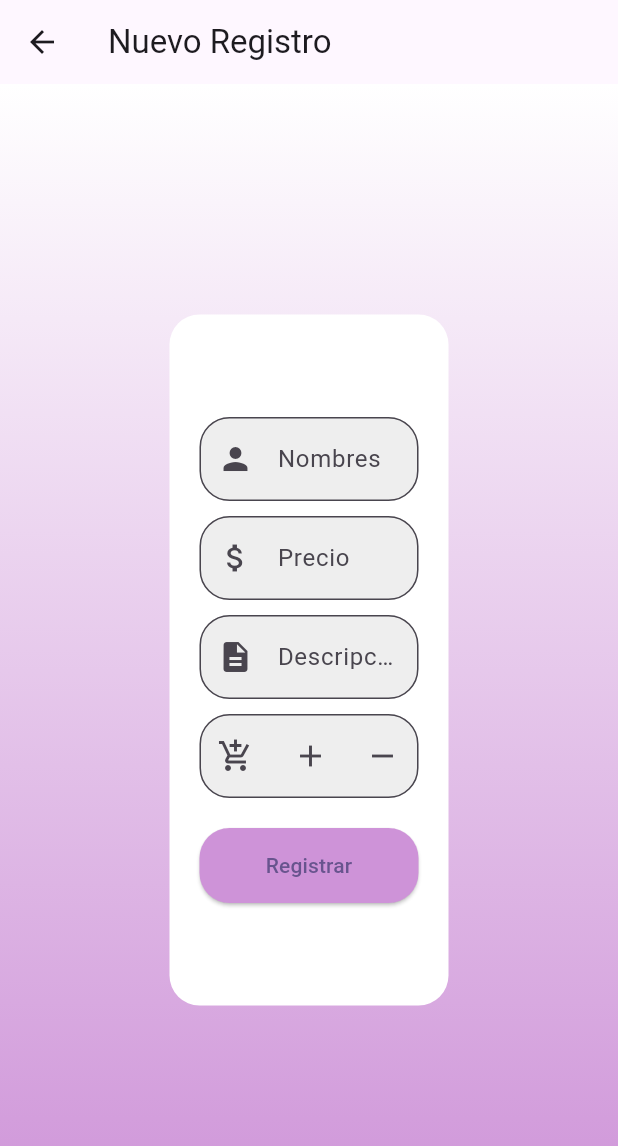
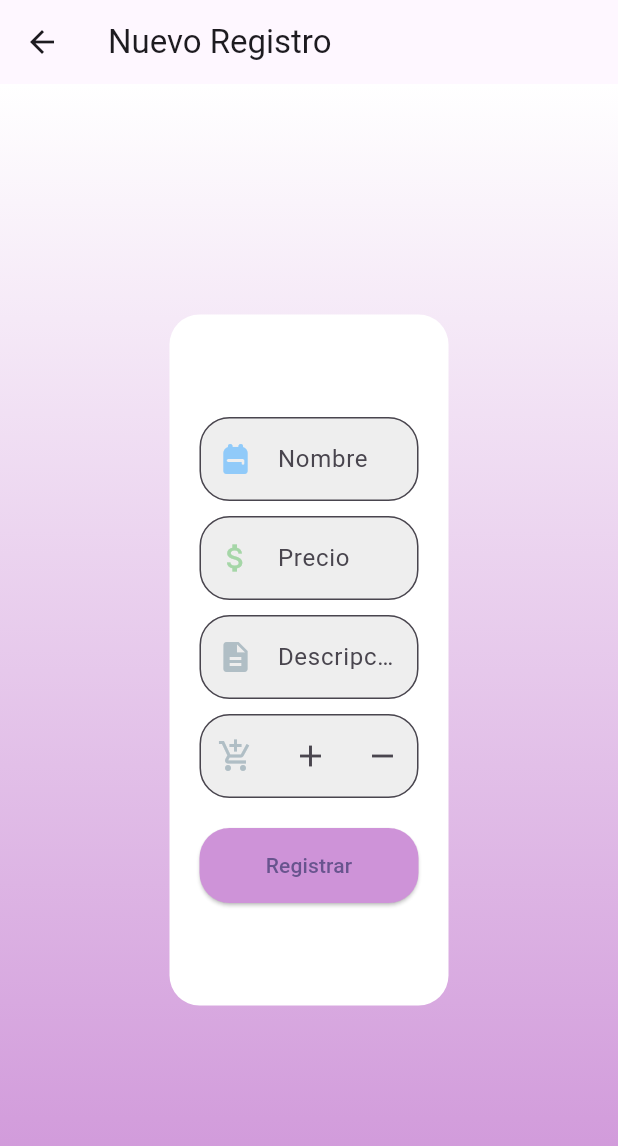
Before and after one commit to joelrod7/inventario, a Flutter app: the Registrar screen opened by its route, on a phone screen of 412 x 824 dp. Shown: the top 1146 px of the screen. Run offline on Flutter 3.47's test engine with Material 2 defaults, Android fonts, the light colour scheme and no system bars; network calls fail.

Commit message:
ajustes visuales

```diff
--- a/lib/components/Registro.dart
+++ b/lib/components/Registro.dart
@@ -70,8 +70,8 @@ class _RegistrarState extends State<Registrar> {
                   TextFormField(
                     controller: cntNombre,
                     decoration: InputDecoration(
-                      labelText: "Nombres",
-                      prefixIcon: Icon(Icons.person),
+                      labelText: "Nombre",
+                      prefixIcon: Icon(Icons.backpack_rounded, color: Colors.blue.shade200,),
                       border: OutlineInputBorder(
                         borderRadius: BorderRadius.circular(20),
                       ),
@@ -89,7 +89,7 @@ class _RegistrarState extends State<Registrar> {
                     controller: cntPrecio,
                     decoration: InputDecoration(
                       labelText: "Precio",
-                      prefixIcon: Icon(Icons.attach_money),
+                      prefixIcon: Icon(Icons.attach_money, color: Colors.green.shade200,),
                       border: OutlineInputBorder(
                         borderRadius: BorderRadius.circular(20),
                       ),
@@ -108,7 +108,7 @@ class _RegistrarState extends State<Registrar> {
                     controller: cntDesc,
                     decoration: InputDecoration(
                       labelText: "Descripción",
-                      prefixIcon: Icon(Icons.description),
+                      prefixIcon: Icon(Icons.description, color: Colors.blueGrey.shade200,),
                       border: OutlineInputBorder(
                         borderRadius: BorderRadius.circular(20),
                       ),
@@ -126,7 +126,7 @@ class _RegistrarState extends State<Registrar> {
                     controller: cntCantidad,
                     decoration: InputDecoration(
                       labelText: "Cantidad",
-                      prefixIcon: Icon(Icons.add_shopping_cart),
+                      prefixIcon: Icon(Icons.add_shopping_cart, color: Colors.blueGrey.shade200),
                       border: OutlineInputBorder(
                         borderRadius: BorderRadius.circular(20),
                       ),
```
Also changed, not shown: lib/components/Editar.dart (+5 -5 lines), lib/components/Principal.dart (+20 -3 lines), 1 other file.
